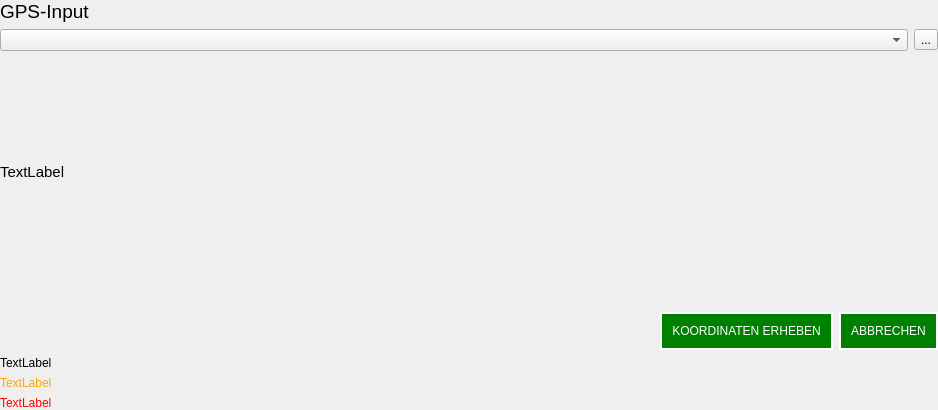
Above: find_location/gui/recording/recording.ui from b-lack/qgis-gnavs-plugin before the change. Below: the same form after it.
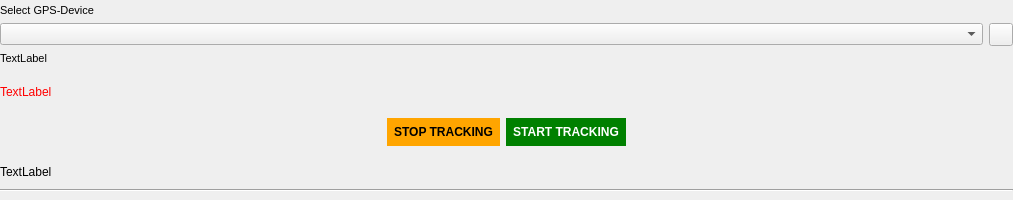
That is the form after the change.

Diff of the .ui file:
```diff
--- a/find_location/gui/recording/recording.ui
+++ b/find_location/gui/recording/recording.ui
@@ -6,8 +6,8 @@
    <rect>
     <x>0</x>
     <y>0</y>
-    <width>938</width>
-    <height>410</height>
+    <width>1013</width>
+    <height>200</height>
    </rect>
   </property>
   <property name="windowTitle">
@@ -44,11 +44,13 @@
        </property>
        <property name="font">
         <font>
-         <pointsize>14</pointsize>
+         <pointsize>8</pointsize>
+         <weight>50</weight>
+         <bold>false</bold>
         </font>
        </property>
        <property name="text">
-        <string>GPS-Input</string>
+        <string>Select GPS-Device</string>
        </property>
       </widget>
      </item>
@@ -63,7 +65,7 @@
        <item>
         <widget class="QToolButton" name="geRefreshSerialListBtn">
          <property name="text">
-          <string>...</string>
+          <string/>
          </property>
         </widget>
        </item>
@@ -71,9 +73,15 @@
      </item>
      <item>
       <widget class="QLabel" name="geConnectionInfoLabel">
+       <property name="sizePolicy">
+        <sizepolicy hsizetype="Preferred" vsizetype="Fixed">
+         <horstretch>0</horstretch>
+         <verstretch>0</verstretch>
+        </sizepolicy>
+       </property>
        <property name="font">
         <font>
-         <pointsize>11</pointsize>
+         <pointsize>8</pointsize>
         </font>
        </property>
        <property name="text">
@@ -84,7 +92,30 @@
     </layout>
    </item>
    <item>
-    <layout class="QHBoxLayout" name="horizontalLayout">
+    <widget class="QLabel" name="lfbGPSError">
+     <property name="sizePolicy">
+      <sizepolicy hsizetype="Preferred" vsizetype="Fixed">
+       <horstretch>0</horstretch>
+       <verstretch>0</verstretch>
+      </sizepolicy>
+     </property>
+     <property name="styleSheet">
+      <string notr="true">color:#ff0000;</string>
+     </property>
+     <property name="text">
+      <string>TextLabel</string>
+     </property>
+    </widget>
+   </item>
+   <item>
+    <widget class="QWidget" name="lfbConnectLayout_2" native="true">
+     <property name="sizePolicy">
+      <sizepolicy hsizetype="Preferred" vsizetype="Fixed">
+       <horstretch>0</horstretch>
+       <verstretch>0</verstretch>
+      </sizepolicy>
+     </property>
+     <layout class="QHBoxLayout" name="lfbConnectLayout">
      <item>
       <spacer name="horizontalSpacer">
        <property name="orientation">
@@ -98,60 +129,80 @@
        </property>
       </spacer>
      </item>
+      <item>
+       <widget class="QPushButton" name="lfbCancelCoordinatesBtn">
+        <property name="font">
+         <font>
+          <weight>75</weight>
+          <bold>true</bold>
+         </font>
+        </property>
+        <property name="styleSheet">
+         <string notr="true">QPushButton{
+	border: 2px solid #333;
+	color: #555;
+	padding: 5px;
+}
+QPushButton:hover{
+	background-color: yellow;
+}
+QPushButton:enabled{
+	border: 2px solid orange;
+	background-color: orange;
+	color: #000;
+}</string>
+        </property>
+        <property name="text">
+         <string>STOP TRACKING</string>
+        </property>
+       </widget>
+      </item>
      <item>
       <widget class="QPushButton" name="lfbGetCoordinatesGtn">
+        <property name="font">
+         <font>
+          <weight>75</weight>
+          <bold>true</bold>
+         </font>
+        </property>
        <property name="cursor">
         <cursorShape>PointingHandCursor</cursorShape>
        </property>
        <property name="styleSheet">
         <string notr="true">QPushButton{
-	border-radius: 20px;
 	border: 2px solid #333;
 	color: #555;
-	margin: 10px 0px 0px;
-	padding: 10px;
+	padding: 5px;
 }
 QPushButton:hover{
 	background-color: yellow;
 }
 QPushButton:enabled{
-	border-radius: 20px;
-	border: 2px solid #fff;
+	border:  2px solid green;
 	background-color: green;
 	color: #fff;
 }</string>
        </property>
        <property name="text">
-        <string>KOORDINATEN ERHEBEN</string>
+         <string>START TRACKING</string>
        </property>
       </widget>
      </item>
      <item>
-      <widget class="QPushButton" name="lfbCancelCoordinatesBtn">
-       <property name="styleSheet">
-        <string notr="true">QPushButton{
-	border-radius: 20px;
-	border: 2px solid #333;
-	color: #555;
-	margin: 10px 0px 0px;
-	padding: 10px;
-}
-QPushButton:hover{
-	background-color: yellow;
-}
-QPushButton:enabled{
-	border-radius: 20px;
-	border: 2px solid #fff;
-	background-color: green;
-	color: #fff;
-}</string>
-       </property>
-       <property name="text">
-        <string>ABBRECHEN</string>
-       </property>
-      </widget>
-     </item>
-    </layout>
+       <spacer name="horizontalSpacer_2">
+        <property name="orientation">
+         <enum>Qt::Horizontal</enum>
+        </property>
+        <property name="sizeHint" stdset="0">
+         <size>
+          <width>40</width>
+          <height>20</height>
+         </size>
+        </property>
+       </spacer>
+      </item>
+     </layout>
+    </widget>
    </item>
    <item>
     <widget class="QLabel" name="lfbGPSCount">
@@ -167,34 +218,9 @@
     </widget>
    </item>
    <item>
-    <widget class="QLabel" name="lfbGPSState">
-     <property name="sizePolicy">
-      <sizepolicy hsizetype="Preferred" vsizetype="Fixed">
-       <horstretch>0</horstretch>
-       <verstretch>0</verstretch>
-      </sizepolicy>
-     </property>
-     <property name="styleSheet">
-      <string notr="true">color:orange;</string>
-     </property>
-     <property name="text">
-      <string>TextLabel</string>
-     </property>
-    </widget>
-   </item>
-   <item>
-    <widget class="QLabel" name="lfbGPSError">
-     <property name="sizePolicy">
-      <sizepolicy hsizetype="Preferred" vsizetype="Fixed">
-       <horstretch>0</horstretch>
-       <verstretch>0</verstretch>
-      </sizepolicy>
-     </property>
-     <property name="styleSheet">
-      <string notr="true">color:#ff0000;</string>
-     </property>
-     <property name="text">
-      <string>TextLabel</string>
+    <widget class="Line" name="line">
+     <property name="orientation">
+      <enum>Qt::Horizontal</enum>
      </property>
     </widget>
    </item>
```
Left out of the diff: 2 changed lines with no effect on the pictures. Lines whose indentation alone changed are shown as unchanged.
